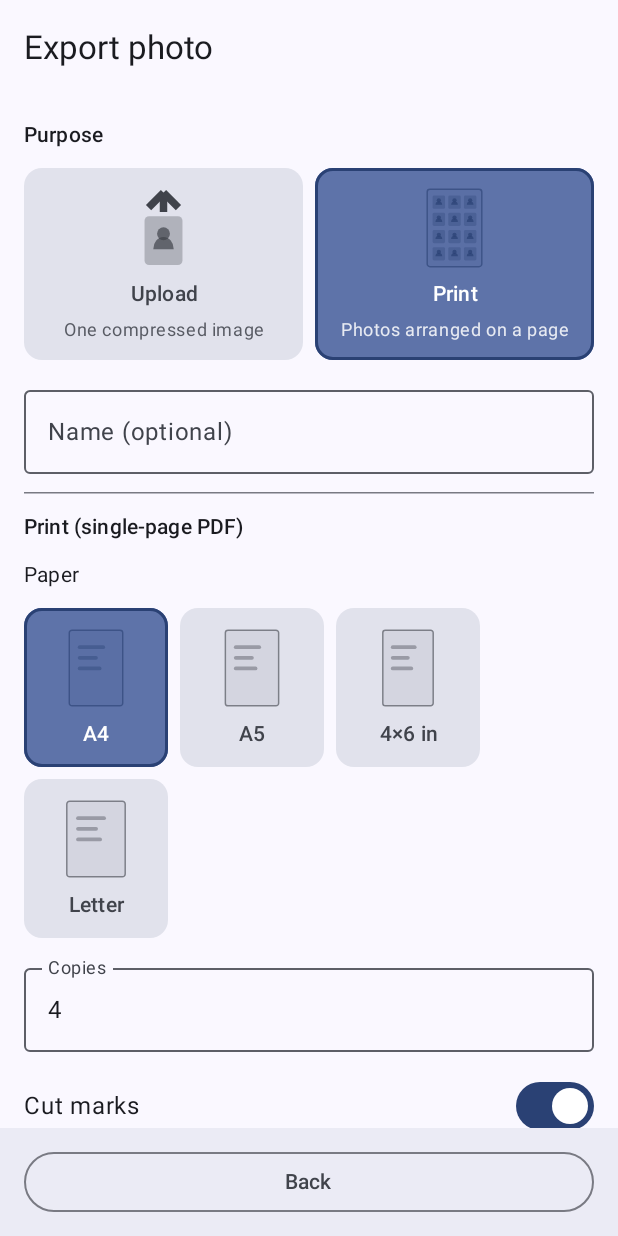
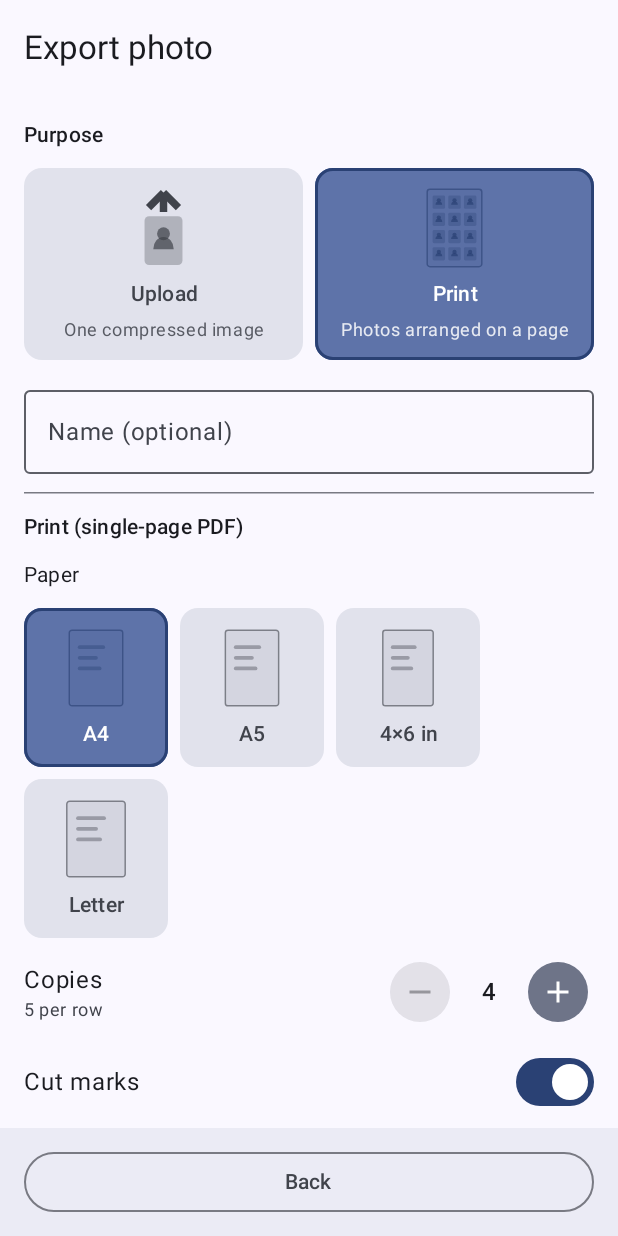
Before and after one commit to islam-aminul/CardFit, an Android app built with Jetpack Compose: the PhotoExportScreen screen opened through its navigation route, after a tap on "Print", on a phone screen of 412 x 824 dp. Run offline under Robolectric (Android 15) with nearby library versions, the phone set to English and light mode, and no system bars; libraries missing offline, so code that uses them is left out: com.google.mlkit.vision; 1 other tap on this screen came first.

Commit message:
Add copies stepper and per-output chips to export screens
- Photo export: replace the free-text Copies field with a −/value/+ stepper.
  Each tap adds or removes one full row (perRow photos) and snaps the value to
  a whole-row multiple, clamped to one row at the bottom and one page at the
  top; it shows the "N per row" hint. Falls back to ±1 when the photo doesn't
  fit (the existing notice explains the problem).
- ID/document Configure: replace "This will create N file(s)." with one chip
  per output, e.g. "Print · A4 · PDF".

```diff
--- a/app/src/main/java/in/firm/consultancy/bayaan/cardfit/ui/screens/PhotoExportScreen.kt
+++ b/app/src/main/java/in/firm/consultancy/bayaan/cardfit/ui/screens/PhotoExportScreen.kt
@@ -16,12 +16,18 @@ import androidx.compose.foundation.layout.fillMaxSize
 import androidx.compose.foundation.layout.fillMaxWidth
 import androidx.compose.foundation.layout.padding
 import androidx.compose.foundation.layout.width
+import androidx.compose.foundation.layout.widthIn
 import androidx.compose.foundation.rememberScrollState
 import androidx.compose.foundation.text.KeyboardOptions
+import androidx.compose.material.icons.Icons
+import androidx.compose.material.icons.filled.Add
+import androidx.compose.material.icons.filled.Remove
 import androidx.compose.material3.Button
 import androidx.compose.material3.Card
 import androidx.compose.material3.CircularProgressIndicator
+import androidx.compose.material3.FilledTonalIconButton
 import androidx.compose.material3.HorizontalDivider
+import androidx.compose.material3.Icon
 import androidx.compose.material3.MaterialTheme
 import androidx.compose.material3.OutlinedButton
 import androidx.compose.material3.OutlinedTextField
@@ -37,6 +43,7 @@ import androidx.compose.ui.Alignment
 import androidx.compose.ui.Modifier
 import androidx.compose.ui.platform.LocalContext
 import androidx.compose.ui.text.input.KeyboardType
+import androidx.compose.ui.text.style.TextAlign
 import androidx.compose.ui.unit.dp
 import androidx.core.content.ContextCompat
 import androidx.core.net.toUri
@@ -191,7 +198,13 @@ fun PhotoExportScreen(
                     )
                 }
             }
-            CopiesField(state.requestedCopies, viewModel::setRequestedCopies)
+            val grid = state.grid()
+            CopiesStepper(
+                value = state.requestedCopies,
+                perRow = grid?.perRow ?: 0,
+                perPage = grid?.perPage ?: 0,
+                onChange = viewModel::setRequestedCopies,
+            )
             Row(
                 modifier = Modifier.fillMaxWidth(),
                 horizontalArrangement = Arrangement.SpaceBetween,
@@ -237,21 +250,56 @@ private fun MaxKbField(value: Int?, onChange: (Int?) -> Unit) {
     )
 }
 
+/**
+ * Copies control as a −/value/+ stepper. The grid rounds copies up to whole rows anyway, so each tap
+ * adds or removes one full row ([perRow] photos) and the value is snapped to a row multiple; it is
+ * clamped to one row at the bottom and to one full page ([perPage]) at the top. When the photo size
+ * doesn't fit the page ([perRow] == 0) it falls back to ±1 (the [CopiesNotice] explains the problem).
+ */
 @Composable
-private fun CopiesField(value: Int, onChange: (Int) -> Unit) {
-    var text by remember { mutableStateOf(value.toString()) }
-    OutlinedTextField(
-        value = text,
-        onValueChange = {
-            text = it
-            it.trim().toIntOrNull()?.let(onChange)
-        },
-        label = { Text("Copies") },
-        singleLine = true,
-        isError = text.trim().toIntOrNull()?.let { it < 1 } ?: text.isNotBlank(),
-        keyboardOptions = KeyboardOptions(keyboardType = KeyboardType.Number),
+private fun CopiesStepper(value: Int, perRow: Int, perPage: Int, onChange: (Int) -> Unit) {
+    val step = perRow.coerceAtLeast(1)
+    val rows = Math.ceil(value.toDouble() / step).toInt().coerceAtLeast(1)
+    val decreased = ((rows - 1) * step).coerceAtLeast(step)
+    val increasedRaw = (rows + 1) * step
+    val increased = if (perPage > 0) increasedRaw.coerceAtMost(perPage) else increasedRaw
+    val canDecrease = value > step
+    val canIncrease = perPage <= 0 || value < perPage
+    Row(
         modifier = Modifier.fillMaxWidth(),
-    )
+        horizontalArrangement = Arrangement.SpaceBetween,
+        verticalAlignment = Alignment.CenterVertically,
+    ) {
+        Column {
+            Text("Copies", style = MaterialTheme.typography.bodyLarge)
+            if (perRow > 0) {
+                Text(
+                    "$perRow per row",
+                    style = MaterialTheme.typography.bodySmall,
+                    color = MaterialTheme.colorScheme.onSurfaceVariant,
+                )
+            }
+        }
+        Row(
+            verticalAlignment = Alignment.CenterVertically,
+            horizontalArrangement = Arrangement.spacedBy(4.dp),
+        ) {
+            FilledTonalIconButton(
+                onClick = { onChange(decreased) },
+                enabled = canDecrease,
+            ) { Icon(Icons.Filled.Remove, contentDescription = "Fewer copies") }
+            Text(
+                value.toString(),
+                style = MaterialTheme.typography.titleMedium,
+                textAlign = TextAlign.Center,
+                modifier = Modifier.widthIn(min = 36.dp),
+            )
+            FilledTonalIconButton(
+                onClick = { onChange(increased) },
+                enabled = canIncrease,
+            ) { Icon(Icons.Filled.Add, contentDescription = "More copies") }
+        }
+    }
 }
 
 @Composable
```
Also changed, not shown: app/src/main/java/in/firm/consultancy/bayaan/cardfit/ui/screens/ConfigureScreen.kt (+30 -6 lines).
